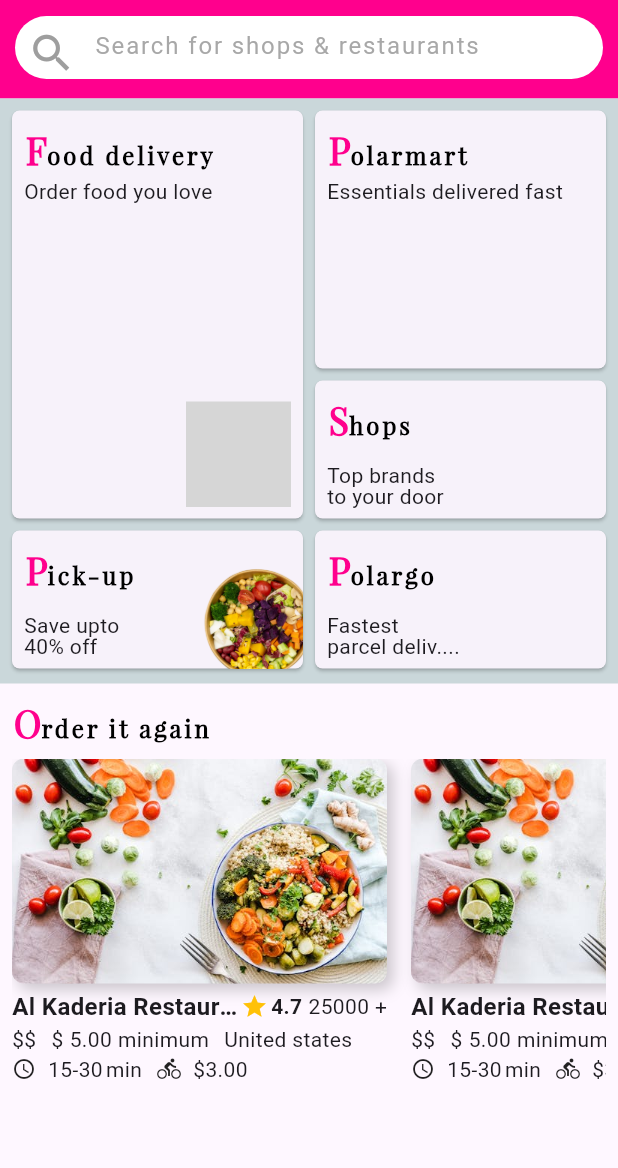
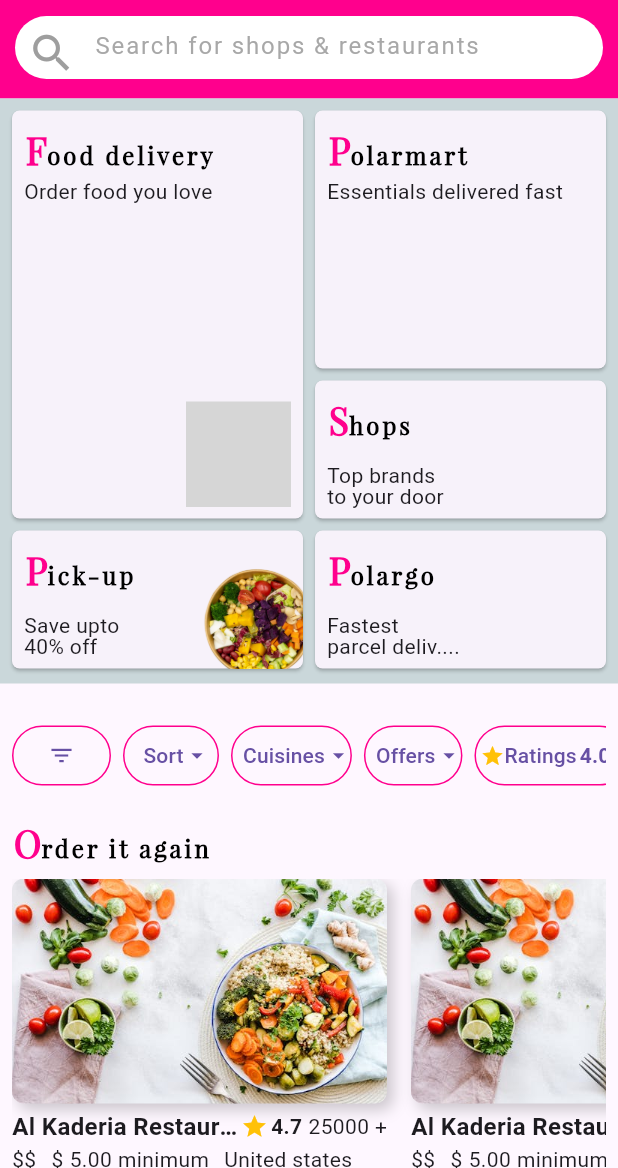
Before and after one commit to mst-zannathi-khatun/foodmoon, a Flutter app: the screen it shows after launch, on a phone screen of 412 x 824 dp, the part 68-1236 px from its top. Run offline on Flutter 3.47's test engine with Material 3 defaults, Android fonts, the phone set to English and light mode, and no system bars; our stand-ins replace flutter_svg; grey boxes are pictures that could not be loaded.

Commit message:
Home Screen Filter Buttons Section Part UI Design Completed

```diff
--- /dev/null
+++ b/lib/ui/screens/components/hs_filterbuttonssection/cuisinesbutton.dart
@@ -0,0 +1,11 @@
+import 'package:flutter/material.dart';
+
+import '../../../widgets/coustomoutlinebutton.dart';
+
+Widget buildCuisinesButton(){
+  return CustomOutlinedButton(
+    text: 'Cuisines',
+    icon: Icons.arrow_drop_down,
+    onPressed: () {},
+  );
+}
--- /dev/null
+++ b/lib/ui/screens/components/hs_filterbuttonssection/filterbutton.dart
@@ -0,0 +1,12 @@
+
+import 'package:flutter/material.dart';
+import '../../../../core/constants/app_colors.dart';
+
+Widget buildFilterButton(){
+  return OutlinedButton(
+    onPressed: () {},
+    style: OutlinedButton.styleFrom(
+        side: BorderSide(color: AppColors.pinkShadow)),
+    child: const Icon(Icons.filter_list),
+  );
+}
--- /dev/null
+++ b/lib/ui/screens/components/hs_filterbuttonssection/filterbuttonssection.dart
@@ -0,0 +1,43 @@
+import 'package:flutter/material.dart';
+import 'package:foodmoon/ui/screens/components/hs_filterbuttonssection/ratingsbutton.dart';
+import 'package:foodmoon/ui/screens/components/hs_filterbuttonssection/sortbutton.dart';
+import 'cuisinesbutton.dart';
+import 'filterbutton.dart';
+import 'offersbutton.dart';
+
+class FilterButtonsSection extends StatelessWidget {
+  const FilterButtonsSection({
+    super.key,
+  });
+
+  @override
+  Widget build(BuildContext context) {
+    return Padding(
+      padding: const EdgeInsets.all(8.0),
+      child: SingleChildScrollView(
+        scrollDirection: Axis.horizontal,
+        child: Row(
+          children: [
+            buildFilterButton(),
+            const SizedBox(
+              width: 8,
+            ),
+            buildSortButton(),
+            const SizedBox(
+              width: 8,
+            ),
+            buildCuisinesButton(),
+            const SizedBox(
+              width: 8,
+            ),
+            buildOffersButton(),
+            const SizedBox(
+              width: 8,
+            ),
+            buildRatingsButton(),
+          ],
+        ),
+      ),
+    );
+  }
+}
--- /dev/null
+++ b/lib/ui/screens/components/hs_filterbuttonssection/offersbutton.dart
@@ -0,0 +1,10 @@
+import 'package:flutter/material.dart';
+import '../../../widgets/coustomoutlinebutton.dart';
+
+Widget buildOffersButton (){
+  return CustomOutlinedButton(
+    text: 'Offers',
+    icon: Icons.arrow_drop_down,
+    onPressed: () {},
+  );
+}
--- /dev/null
+++ b/lib/ui/screens/components/hs_filterbuttonssection/ratingsbutton.dart
@@ -0,0 +1,42 @@
+import 'package:flutter/material.dart';
+import '../../../../core/constants/app_colors.dart';
+
+Widget buildRatingsButton() {
+  return OutlinedButton(
+    onPressed: () {},
+    style: OutlinedButton.styleFrom(
+      side: BorderSide(color: AppColors.pinkShadow),
+      padding: EdgeInsets.zero,
+    ),
+    child: const Row(
+      mainAxisSize: MainAxisSize.min,
+      children: [
+        SizedBox(
+          width: 4,
+        ),
+        Icon(
+          Icons.star,
+          size: 16,
+          color: Colors.amber,
+        ),
+        Text(
+          "Ratings",
+        ),
+        SizedBox(
+          width: 2,
+        ),
+        Text(
+          "4.0",
+          style: TextStyle(fontWeight: FontWeight.bold),
+        ),
+        SizedBox(
+          width: 1,
+        ),
+        Text("+"),
+        SizedBox(
+          width: 4,
+        ),
+      ],
+    ),
+  );
+}
--- /dev/null
+++ b/lib/ui/screens/components/hs_filterbuttonssection/sortbutton.dart
@@ -0,0 +1,10 @@
+import 'package:flutter/material.dart';
+import '../../../widgets/coustomoutlinebutton.dart';
+
+Widget buildSortButton(){
+  return CustomOutlinedButton(
+    text: 'Sort',
+    icon: Icons.arrow_drop_down,
+    onPressed: () {},
+  );
+}
--- a/lib/ui/screens/components/homescreen_recommended_order_section/recommended_order.dart
+++ b/lib/ui/screens/components/hs_recommended_order_section/recommended_order.dart
@@ -1,6 +1,6 @@
 import 'package:flutter/material.dart';
-import 'package:foodmoon/ui/screens/components/homescreen_recommended_order_section/priceanddelivery.dart';
-import 'package:foodmoon/ui/screens/components/homescreen_recommended_order_section/restaurantdetails.dart';
+import 'package:foodmoon/ui/screens/components/hs_recommended_order_section/priceanddelivery.dart';
+import 'package:foodmoon/ui/screens/components/hs_recommended_order_section/restaurantdetails.dart';
 import 'deliverytimeandmethod.dart';
 import 'foodimagecard.dart';
 import 'order_header_text.dart';
--- a/lib/ui/screens/components/homescreen_searchbarcontainer/searchbarcontainer.dart
+++ b/lib/ui/screens/components/hs_searchbarcontainer/searchbarcontainer.dart
@@ -1,6 +1,6 @@
 import 'package:flutter/material.dart';
-import 'package:foodmoon/ui/screens/components/homescreen_searchbarcontainer/pickupsavingscard.dart';
-import 'package:foodmoon/ui/screens/components/homescreen_searchbarcontainer/topbrandscard.dart';
+import 'package:foodmoon/ui/screens/components/hs_searchbarcontainer/pickupsavingscard.dart';
+import 'package:foodmoon/ui/screens/components/hs_searchbarcontainer/topbrandscard.dart';
 import '../../../../core/constants/app_colors.dart';
 import 'essentialsdeliverycard.dart';
 import 'fastparcelcard.dart';
--- a/lib/ui/screens/home_screen.dart
+++ b/lib/ui/screens/home_screen.dart
@@ -1,9 +1,10 @@
 import 'package:flutter/material.dart';
 import 'package:foodmoon/ui/screens/components/homescreen_appbar.dart';
 import 'components/homescreen_drawer.dart';
-import 'components/homescreen_recommended_order_section/recommended_order.dart';
 import 'components/homescreen_search_bar.dart';
-import 'components/homescreen_searchbarcontainer/searchbarcontainer.dart';
+import 'components/hs_filterbuttonssection/filterbuttonssection.dart';
+import 'components/hs_recommended_order_section/recommended_order.dart';
+import 'components/hs_searchbarcontainer/searchbarcontainer.dart';
 
 class HomeScreen extends StatefulWidget {
   const HomeScreen({super.key});
@@ -22,9 +23,14 @@
         crossAxisAlignment: CrossAxisAlignment.start,
         children: [
           /// Search Bar Section
-          HomeScreenSearchBar(),
+           HomeScreenSearchBar(),
           /// Container Search Bar Section
           SearchBarContainer(),
+          ///
+          SizedBox(
+            height: 16,
+          ),
+          FilterButtonsSection(),
           /// Oder it again sections
           HomeScreenRecommendedOrder(),
         ],
--- /dev/null
+++ b/lib/ui/widgets/coustomoutlinebutton.dart
@@ -0,0 +1,34 @@
+import 'package:flutter/material.dart';
+import '../../core/constants/app_colors.dart';
+
+class CustomOutlinedButton extends StatelessWidget {
+  final String text;
+  final IconData icon;
+  final VoidCallback onPressed;
+
+  const CustomOutlinedButton({
+    super.key,
+    required this.text,
+    required this.icon,
+    required this.onPressed,
+  });
+
+  @override
+  Widget build(BuildContext context) {
+    return OutlinedButton(
+      onPressed: onPressed,
+      style: OutlinedButton.styleFrom(
+        side: BorderSide(color: AppColors.pinkShadow),
+        padding: EdgeInsets.zero,
+      ),
+      child: Row(
+        mainAxisSize: MainAxisSize.min,
+        children: [
+          const SizedBox(width: 8,),
+          Text(text), // Dynamic text
+          Icon(icon), // Dynamic icon
+        ],
+      ),
+    );
+  }
+}
```
Also changed, not shown: lib/ui/screens/components/hs_recommended_order_section/deliverytimeandmethod.dart (renamed from lib/ui/screens/components/homescreen_recommended_order_section/deliverytimeandmethod.dart), lib/ui/screens/components/hs_recommended_order_section/foodimagecard.dart (renamed from lib/ui/screens/components/homescreen_recommended_order_section/foodimagecard.dart), lib/ui/screens/components/hs_recommended_order_section/order_header_text.dart (renamed from lib/ui/screens/components/homescreen_recommended_order_section/order_header_text.dart), lib/ui/screens/components/hs_recommended_order_section/priceanddelivery.dart (renamed from lib/ui/screens/components/homescreen_recommended_order_section/priceanddelivery.dart), lib/ui/screens/components/hs_recommended_order_section/restaurantdetails.dart (renamed from lib/ui/screens/components/homescreen_recommended_order_section/restaurantdetails.dart), lib/ui/screens/components/hs_searchbarcontainer/essentialsdeliverycard.dart (renamed from lib/ui/screens/components/homescreen_searchbarcontainer/essentialsdeliverycard.dart), lib/ui/screens/components/hs_searchbarcontainer/fastparcelcard.dart (renamed from lib/ui/screens/components/homescreen_searchbarcontainer/fastparcelcard.dart), lib/ui/screens/components/hs_searchbarcontainer/fooddeliverycard.dart (renamed from lib/ui/screens/components/homescreen_searchbarcontainer/fooddeliverycard.dart), lib/ui/screens/components/hs_searchbarcontainer/pickupsavingscard.dart (renamed from lib/ui/screens/components/homescreen_searchbarcontainer/pickupsavingscard.dart), lib/ui/screens/components/hs_searchbarcontainer/topbrandscard.dart (renamed from lib/ui/screens/components/homescreen_searchbarcontainer/topbrandscard.dart).
